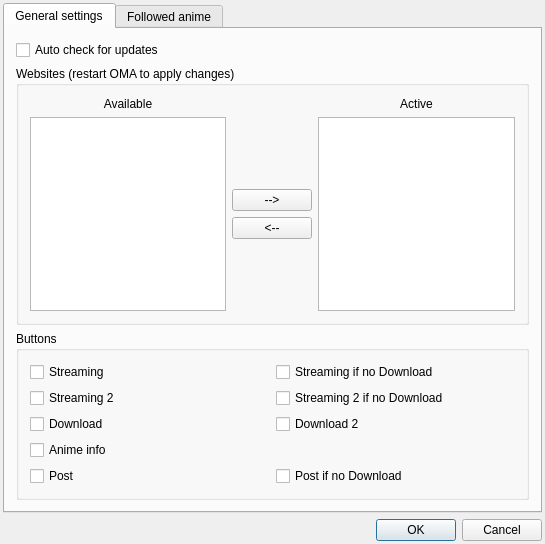
Before: the Qt Designer form OtakuManager/widgets/PrefWindow.ui in GhostWriterTNCS/OtakuManager, drawn with Qt 5.
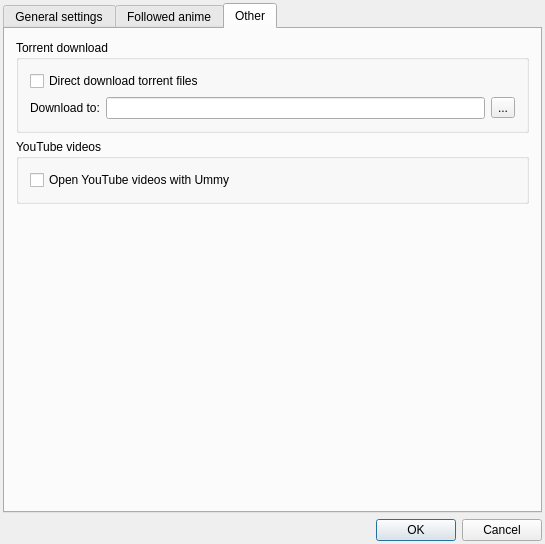
After: the same form once the commit is applied. The open tabs and pages were chosen to show the change. Icons and pictures are not drawn.

Commit message: Added AniDex. Added direct download for torrent files. Added Awesomium to parse pages with JS.

Diff of the .ui file:
```diff
--- a/OtakuManager/widgets/PrefWindow.ui
+++ b/OtakuManager/widgets/PrefWindow.ui
@@ -307,6 +307,79 @@
        </item>
       </layout>
      </widget>
+     <widget class="QWidget" name="tab_3">
+      <attribute name="title">
+       <string>Other</string>
+      </attribute>
+      <layout class="QVBoxLayout" name="verticalLayout">
+       <item>
+        <widget class="QGroupBox" name="groupBox">
+         <property name="title">
+          <string>Torrent download</string>
+         </property>
+         <layout class="QVBoxLayout" name="verticalLayout_5">
+          <item>
+           <widget class="QCheckBox" name="downloadTorrents">
+            <property name="text">
+             <string>Direct download torrent files</string>
+            </property>
+           </widget>
+          </item>
+          <item>
+           <layout class="QHBoxLayout" name="horizontalLayout_2">
+            <item>
+             <widget class="QLabel" name="torrentsLabel">
+              <property name="text">
+               <string>Download to:</string>
+              </property>
+             </widget>
+            </item>
+            <item>
+             <widget class="QLineEdit" name="torrentsDir"/>
+            </item>
+            <item>
+             <widget class="QToolButton" name="browseTorrentsDir">
+              <property name="text">
+               <string>...</string>
+              </property>
+             </widget>
+            </item>
+           </layout>
+          </item>
+         </layout>
+        </widget>
+       </item>
+       <item>
+        <widget class="QGroupBox" name="groupBox_2">
+         <property name="title">
+          <string>YouTube videos</string>
+         </property>
+         <layout class="QVBoxLayout" name="verticalLayout_7">
+          <item>
+           <widget class="QCheckBox" name="youtubeToUmmy">
+            <property name="text">
+             <string>Open YouTube videos with Ummy</string>
+            </property>
+           </widget>
+          </item>
+         </layout>
+        </widget>
+       </item>
+       <item>
+        <spacer name="verticalSpacer_3">
+         <property name="orientation">
+          <enum>Qt::Vertical</enum>
+         </property>
+         <property name="sizeHint" stdset="0">
+          <size>
+           <width>20</width>
+           <height>40</height>
+          </size>
+         </property>
+        </spacer>
+       </item>
+      </layout>
+     </widget>
     </widget>
    </item>
    <item>
```
The commit also changes 17 other files.
